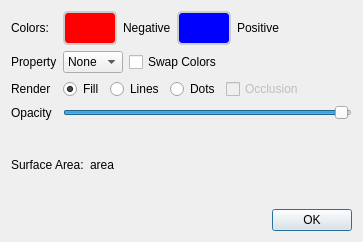
This is src/Configurator/SurfaceConfigurator.ui in nutjunkie/IQmol as Qt 5 draws it before an edit. The edited form follows.
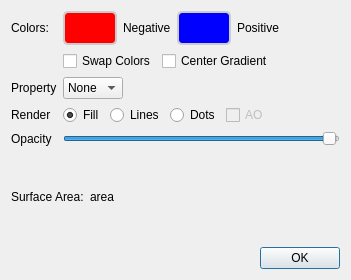
This is the edited form.

Commit message: vdW surfaces can now be colored according to atomic number

Patch:
```diff
--- a/src/Configurator/SurfaceConfigurator.ui
+++ b/src/Configurator/SurfaceConfigurator.ui
@@ -6,8 +6,8 @@
    <rect>
     <x>0</x>
     <y>0</y>
-    <width>363</width>
-    <height>242</height>
+    <width>351</width>
+    <height>280</height>
    </rect>
   </property>
   <property name="windowTitle">
@@ -120,7 +120,7 @@
        </item>
       </layout>
      </item>
-     <item row="1" column="1">
+     <item row="2" column="1">
       <layout class="QHBoxLayout" name="horizontalLayout_3">
        <item>
         <widget class="QComboBox" name="propertyCombo">
@@ -131,13 +131,6 @@
          </item>
         </widget>
        </item>
-       <item>
-        <widget class="QCheckBox" name="swapColorsButton">
-         <property name="text">
-          <string>Swap Colors</string>
-         </property>
-        </widget>
-       </item>
        <item>
         <spacer name="horizontalSpacer_3">
          <property name="orientation">
@@ -153,7 +146,7 @@
        </item>
       </layout>
      </item>
-     <item row="2" column="1">
+     <item row="3" column="1">
       <layout class="QHBoxLayout" name="horizontalLayout">
        <item>
         <widget class="QRadioButton" name="fillButton">
@@ -185,7 +178,7 @@
           <bool>false</bool>
          </property>
          <property name="text">
-          <string>Occlusion</string>
+          <string>AO</string>
          </property>
         </widget>
        </item>
@@ -204,28 +197,28 @@
        </item>
       </layout>
      </item>
-     <item row="2" column="0">
+     <item row="3" column="0">
       <widget class="QLabel" name="label_2">
        <property name="text">
         <string>Render</string>
        </property>
       </widget>
      </item>
-     <item row="1" column="0">
+     <item row="2" column="0">
       <widget class="QLabel" name="label_10">
        <property name="text">
         <string>Property</string>
        </property>
       </widget>
      </item>
-     <item row="3" column="0">
+     <item row="4" column="0">
       <widget class="QLabel" name="label_8">
        <property name="text">
         <string>Opacity</string>
        </property>
       </widget>
      </item>
-     <item row="3" column="1">
+     <item row="4" column="1">
       <widget class="QSlider" name="transparencySlider">
        <property name="maximum">
         <number>100</number>
@@ -241,6 +234,37 @@
        </property>
       </widget>
      </item>
+     <item row="1" column="1">
+      <layout class="QHBoxLayout" name="horizontalLayout_6">
+       <item>
+        <widget class="QCheckBox" name="swapColorsButton">
+         <property name="text">
+          <string>Swap Colors</string>
+         </property>
+        </widget>
+       </item>
+       <item>
+        <widget class="QCheckBox" name="scaleButton">
+         <property name="text">
+          <string>Center Gradient</string>
+         </property>
+        </widget>
+       </item>
+       <item>
+        <spacer name="horizontalSpacer_5">
+         <property name="orientation">
+          <enum>Qt::Horizontal</enum>
+         </property>
+         <property name="sizeHint" stdset="0">
+          <size>
+           <width>40</width>
+           <height>20</height>
+          </size>
+         </property>
+        </spacer>
+       </item>
+      </layout>
+     </item>
     </layout>
    </item>
    <item>
```
The commit also changes 638 other files.
